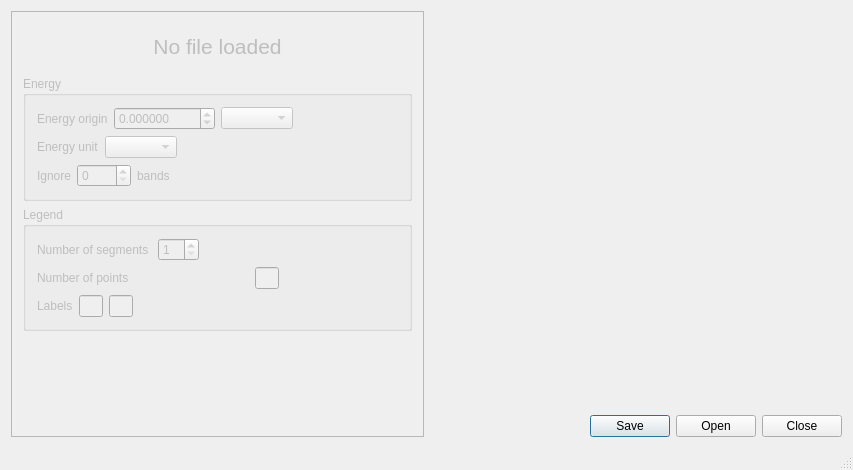
This is qdispersion/qdispersion.ui in piti-diablotin/qAgate as Qt 5 draws it before an edit. The edited form follows.
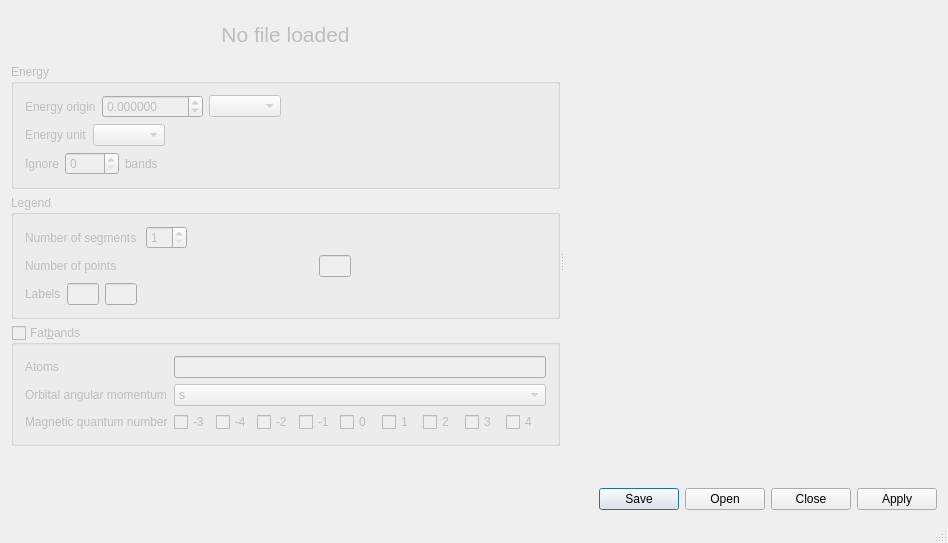
This is the edited form. Custom widgets are drawn as their Qt base class.

Commit message: Add fatbands Missing : get fermi level from eigparser

Patch:
```diff
--- a/qdispersion/qdispersion.ui
+++ b/qdispersion/qdispersion.ui
@@ -6,8 +6,8 @@
    <rect>
     <x>0</x>
     <y>0</y>
-    <width>853</width>
-    <height>470</height>
+    <width>948</width>
+    <height>543</height>
    </rect>
   </property>
   <property name="sizePolicy">
@@ -22,23 +22,36 @@
   <widget class="QWidget" name="centralWidget">
    <layout class="QHBoxLayout" name="horizontalLayout">
     <item>
-     <widget class="QFrame" name="leftframe">
+     <widget class="QSplitter" name="splitter">
+      <property name="orientation">
+       <enum>Qt::Horizontal</enum>
+      </property>
+      <property name="childrenCollapsible">
+       <bool>false</bool>
+      </property>
+      <widget class="QWidget" name="leftframe" native="true">
       <property name="enabled">
        <bool>false</bool>
       </property>
       <property name="sizePolicy">
-       <sizepolicy hsizetype="Preferred" vsizetype="Preferred">
+        <sizepolicy hsizetype="MinimumExpanding" vsizetype="Preferred">
         <horstretch>0</horstretch>
         <verstretch>0</verstretch>
        </sizepolicy>
       </property>
-      <property name="frameShape">
-       <enum>QFrame::StyledPanel</enum>
-      </property>
-      <property name="frameShadow">
-       <enum>QFrame::Raised</enum>
-      </property>
       <layout class="QVBoxLayout" name="verticalLayout">
+        <property name="leftMargin">
+         <number>0</number>
+        </property>
+        <property name="topMargin">
+         <number>0</number>
+        </property>
+        <property name="rightMargin">
+         <number>0</number>
+        </property>
+        <property name="bottomMargin">
+         <number>0</number>
+        </property>
        <item>
         <widget class="QWidget" name="widget_2" native="true">
          <property name="sizePolicy">
@@ -333,10 +346,13 @@
                </property>
                <property name="maximumSize">
                 <size>
-                 <width>24</width>
+                  <width>32</width>
                  <height>16777215</height>
                 </size>
                </property>
+                <property name="alignment">
+                 <set>Qt::AlignCenter</set>
+                </property>
               </widget>
              </item>
              <item>
@@ -405,10 +421,13 @@
                </property>
                <property name="maximumSize">
                 <size>
-                 <width>24</width>
+                  <width>32</width>
                  <height>16777215</height>
                 </size>
                </property>
+                <property name="alignment">
+                 <set>Qt::AlignCenter</set>
+                </property>
               </widget>
              </item>
              <item>
@@ -421,10 +440,13 @@
                </property>
                <property name="maximumSize">
                 <size>
-                 <width>24</width>
+                  <width>32</width>
                  <height>16777215</height>
                 </size>
                </property>
+                <property name="alignment">
+                 <set>Qt::AlignCenter</set>
+                </property>
               </widget>
              </item>
              <item>
@@ -446,6 +468,163 @@
          </layout>
         </widget>
        </item>
+        <item>
+         <widget class="QGroupBox" name="fatbands">
+          <property name="title">
+           <string>Fat&amp;bands</string>
+          </property>
+          <property name="checkable">
+           <bool>true</bool>
+          </property>
+          <property name="checked">
+           <bool>false</bool>
+          </property>
+          <layout class="QFormLayout" name="formLayout">
+           <item row="0" column="0">
+            <widget class="QLabel" name="atomsLabel">
+             <property name="text">
+              <string>Atoms</string>
+             </property>
+            </widget>
+           </item>
+           <item row="0" column="1">
+            <widget class="QLineEdit" name="atoms"/>
+           </item>
+           <item row="1" column="0">
+            <widget class="QLabel" name="angularLabel">
+             <property name="text">
+              <string>Orbital angular momentum</string>
+             </property>
+            </widget>
+           </item>
+           <item row="1" column="1">
+            <widget class="QComboBox" name="angular">
+             <item>
+              <property name="text">
+               <string notr="true">s</string>
+              </property>
+             </item>
+             <item>
+              <property name="text">
+               <string notr="true">p</string>
+              </property>
+             </item>
+             <item>
+              <property name="text">
+               <string notr="true">d</string>
+              </property>
+             </item>
+             <item>
+              <property name="text">
+               <string notr="true">f</string>
+              </property>
+             </item>
+             <item>
+              <property name="text">
+               <string notr="true">g</string>
+              </property>
+             </item>
+             <item>
+              <property name="text">
+               <string>all</string>
+              </property>
+             </item>
+            </widget>
+           </item>
+           <item row="2" column="0">
+            <widget class="QLabel" name="magneticLabel">
+             <property name="text">
+              <string>Magnetic quantum number</string>
+             </property>
+            </widget>
+           </item>
+           <item row="2" column="1">
+            <widget class="QWidget" name="magneticSerie" native="true">
+             <layout class="QHBoxLayout" name="horizontalLayout_9">
+              <property name="spacing">
+               <number>2</number>
+              </property>
+              <property name="leftMargin">
+               <number>0</number>
+              </property>
+              <property name="topMargin">
+               <number>0</number>
+              </property>
+              <property name="rightMargin">
+               <number>0</number>
+              </property>
+              <property name="bottomMargin">
+               <number>0</number>
+              </property>
+              <item>
+               <widget class="QCheckBox" name="m3">
+                <property name="text">
+                 <string>-3</string>
+                </property>
+               </widget>
+              </item>
+              <item>
+               <widget class="QCheckBox" name="m4">
+                <property name="text">
+                 <string>-4</string>
+                </property>
+               </widget>
+              </item>
+              <item>
+               <widget class="QCheckBox" name="m2">
+                <property name="text">
+                 <string>-2</string>
+                </property>
+               </widget>
+              </item>
+              <item>
+               <widget class="QCheckBox" name="m1">
+                <property name="text">
+                 <string>-1</string>
+                </property>
+               </widget>
+              </item>
+              <item>
+               <widget class="QCheckBox" name="z">
+                <property name="text">
+                 <string>0</string>
+                </property>
+               </widget>
+              </item>
+              <item>
+               <widget class="QCheckBox" name="p1">
+                <property name="text">
+                 <string>1</string>
+                </property>
+               </widget>
+              </item>
+              <item>
+               <widget class="QCheckBox" name="p2">
+                <property name="text">
+                 <string>2</string>
+                </property>
+               </widget>
+              </item>
+              <item>
+               <widget class="QCheckBox" name="p3">
+                <property name="text">
+                 <string>3</string>
+                </property>
+               </widget>
+              </item>
+              <item>
+               <widget class="QCheckBox" name="p4">
+                <property name="text">
+                 <string>4</string>
+                </property>
+               </widget>
+              </item>
+             </layout>
+            </widget>
+           </item>
+          </layout>
+         </widget>
+        </item>
        <item>
         <spacer name="verticalSpacer">
          <property name="orientation">
@@ -454,16 +633,20 @@
          <property name="sizeHint" stdset="0">
           <size>
            <width>20</width>
-           <height>40</height>
+            <height>0</height>
           </size>
          </property>
         </spacer>
        </item>
       </layout>
      </widget>
-    </item>
-    <item>
-     <widget class="QWidget" name="widget" native="true">
+      <widget class="QWidget" name="rightwidget" native="true">
+       <property name="sizePolicy">
+        <sizepolicy hsizetype="Expanding" vsizetype="Preferred">
+         <horstretch>0</horstretch>
+         <verstretch>0</verstretch>
+        </sizepolicy>
+       </property>
       <layout class="QVBoxLayout" name="verticalLayout_4">
        <property name="leftMargin">
         <number>0</number>
@@ -490,11 +673,12 @@
        <item>
         <widget class="QDialogButtonBox" name="buttonBox">
          <property name="standardButtons">
-          <set>QDialogButtonBox::Close|QDialogButtonBox::Open|QDialogButtonBox::Save</set>
+           <set>QDialogButtonBox::Apply|QDialogButtonBox::Close|QDialogButtonBox::Open|QDialogButtonBox::Save</set>
          </property>
         </widget>
        </item>
       </layout>
+      </widget>
      </widget>
     </item>
    </layout>
```
Left out of the diff: 6 changed lines with no effect on the pictures. Lines whose indentation alone changed are shown as unchanged. The commit also changes 4 other files.
